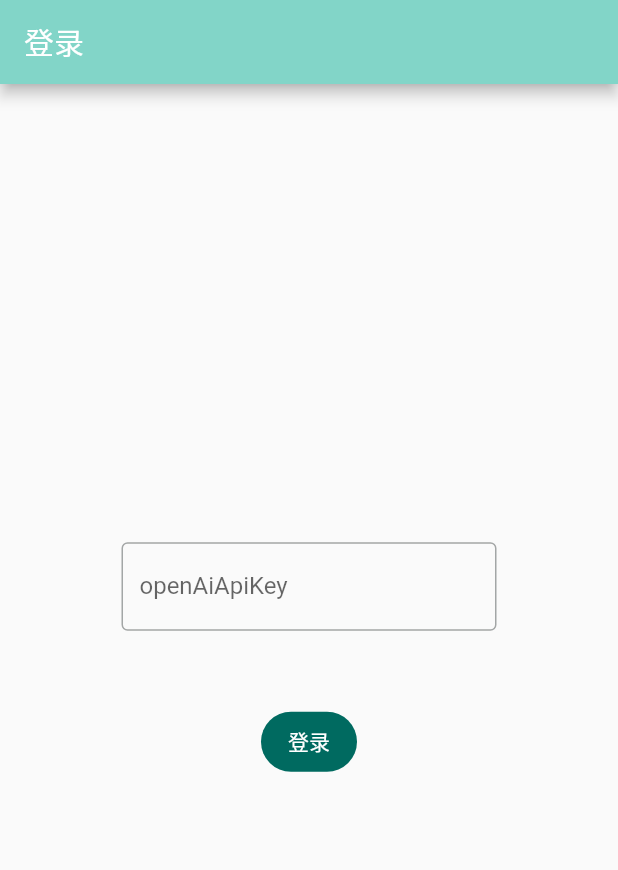
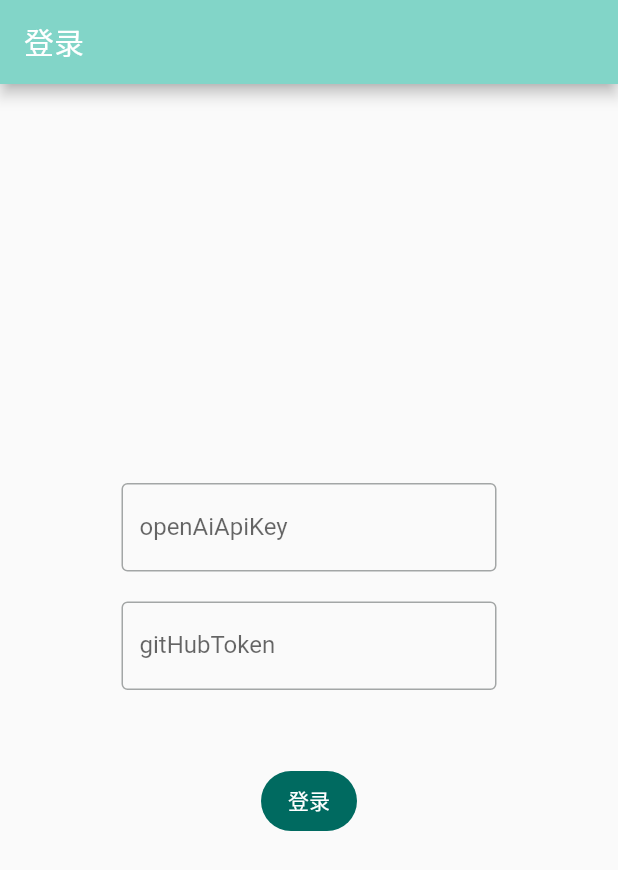
Before and after one commit to yaolx/flutter-chatgpt, a Flutter app: the screen it shows after launch, on a phone screen of 412 x 824 dp. Shown: the top 870 px of the screen. Run offline on Flutter 3.47's test engine with Material 2 defaults, Android fonts, the phone set to English and light mode, and no system bars; our stand-ins replace dio, fluro, shared_preferences, webview_flutter; missing offline and left inert: dart_openai.

Commit message:
feat：接入外部应用

```diff
--- a/lib/constant/cache.dart
+++ b/lib/constant/cache.dart
@@ -1,5 +1,5 @@
 class CacheKey {
   static const String openAiApiKey = 'openai_api_key';
 
-  static const String openAiOrg = 'openai_org';
+  static const String githubToken = 'github_token';
 }
--- /dev/null
+++ b/lib/model/poetry.dart
@@ -0,0 +1,6 @@
+class PoetryModel {
+  String? title;
+  String? body;
+
+  PoetryModel({required this.title, required this.body});
+}
--- a/lib/pages/app.dart
+++ b/lib/pages/app.dart
@@ -22,6 +22,7 @@ class AppState extends State<ChatApp> {
   Widget build(BuildContext context) {
     final app = MaterialApp(
       title: 'yaolx-chatGPT',
+      debugShowCheckedModeBanner: false,
       theme: ThemeData(
         colorScheme: ColorScheme.fromSeed(
           seedColor: Colors.teal,
--- a/lib/pages/login.dart
+++ b/lib/pages/login.dart
@@ -12,6 +12,7 @@ class Login extends StatefulWidget {
 
 class _LoginState extends State<Login> {
   final TextEditingController _apiKeyController = TextEditingController();
+  final TextEditingController _gitHubTokenController = TextEditingController();
   late ChatApi chatApi;
 
   String _textError = '';
@@ -22,10 +23,10 @@ class _LoginState extends State<Login> {
     super.dispose();
   }
 
-  void _onLogin(key) {
-    debugPrint(key);
+  void _onLogin(key, token) {
     // 重置
     AppCache.setOpenAiApiKey(key);
+    AppCache.setGithubToken(token);
     try {
       chatApi = ChatApi(AppCache.openAiApiKey);
       Routes.navigateTo(context, Routes.chat);
@@ -63,6 +64,20 @@ class _LoginState extends State<Login> {
                 ),
               ),
             ),
+            const SizedBox(
+              height: 20,
+            ),
+            SizedBox(
+              width: 250,
+              child: TextField(
+                obscureText: true,
+                controller: _gitHubTokenController,
+                decoration: const InputDecoration(
+                  border: OutlineInputBorder(),
+                  labelText: 'gitHubToken',
+                ),
+              ),
+            ),
             SizedBox(
               width: 250,
               height: 50,
@@ -77,7 +92,7 @@ class _LoginState extends State<Login> {
             ),
             FilledButton(
               onPressed: () {
-                _onLogin(_apiKeyController.text);
+                _onLogin(_apiKeyController.text, _gitHubTokenController.text);
               },
               child: const Text('登录'),
             ),
--- a/lib/pages/message/message_chat.dart
+++ b/lib/pages/message/message_chat.dart
@@ -27,7 +27,7 @@ class MessageChat extends StatelessWidget {
                       onSubmitted: onSubmitted,
                       decoration: const InputDecoration(
                         hintText: 'Write your message here...',
-                        border: InputBorder.none,
+                        border: OutlineInputBorder(),
                       ),
                     )
                   : const Row(
--- a/lib/routes/index.dart
+++ b/lib/routes/index.dart
@@ -8,6 +8,8 @@ class Routes {
   static String root = "/";
   static String chat = "/chat";
   static String login = "/login";
+  static String poetry = "/poetry";
+  static String poetryWebview = "/poetry_webview";
 
   static void configureRoutes(FluroRouter router) {
     router.notFoundHandler = Handler(
@@ -18,6 +20,8 @@ class Routes {
     router.define(root, handler: loginRouteHandler);
     router.define(chat, handler: chatHandler);
     router.define(login, handler: loginRouteHandler);
+    router.define(poetry, handler: poetryRouteHandler);
+    router.define(poetryWebview, handler: poetryWebviewRouteHandler);
   }
 
   // 对参数进行encode，解决参数中有特殊字符，影响fluro路由匹配
--- a/lib/routes/route_handler.dart
+++ b/lib/routes/route_handler.dart
@@ -2,6 +2,8 @@ import 'package:flutter_chatgpt/pages/message/index.dart';
 import 'package:flutter_chatgpt/pages/login.dart';
 import 'package:fluro/fluro.dart';
 import 'package:flutter/material.dart';
+import 'package:flutter_chatgpt/pages/poetry/index.dart';
+import 'package:flutter_chatgpt/pages/poetry/webview.dart';
 
 // 首页
 var chatHandler = Handler(
@@ -14,3 +16,15 @@ var loginRouteHandler = Handler(
     handlerFunc: (BuildContext? context, Map<String, List<String>> params) {
   return const Login();
 });
+
+// 古诗页
+var poetryRouteHandler = Handler(
+    handlerFunc: (BuildContext? context, Map<String, List<String>> params) {
+  return const Poetry();
+});
+
+// 古诗页webview
+var poetryWebviewRouteHandler = Handler(
+    handlerFunc: (BuildContext? context, Map<String, List<String>> params) {
+  return const PoetryWebview();
+});
--- a/lib/utils/cahce.dart
+++ b/lib/utils/cahce.dart
@@ -45,15 +45,15 @@ class AppCache {
   static String? get openAiApiKey => _pre.getString(CacheKey.openAiApiKey);
 
   //  封装设置phone的方法
-  static Future<bool> setOpenAiOrg(String value) async {
-    return _pre.setString(CacheKey.openAiOrg, value);
+  static Future<bool> setGithubToken(String value) async {
+    return _pre.setString(CacheKey.githubToken, value);
   }
 
   //  封装清除phone的方法
-  static Future<bool> cleanOpenAiOrg() async {
-    return await _pre.setString(CacheKey.openAiOrg, '');
+  static Future<bool> cleanGithubToken() async {
+    return await _pre.setString(CacheKey.githubToken, '');
   }
 
   //  封装获取phone的方法
-  static String? get openAiOrg => _pre.getString(CacheKey.openAiOrg);
+  static String? get githubToken => _pre.getString(CacheKey.githubToken);
 }
--- a/pubspec.yaml
+++ b/pubspec.yaml
@@ -14,6 +14,11 @@ dependencies:
   fluro: ^2.0.5
   dart_openai: ^1.9.92
   shared_preferences: ^2.1.1
+  dio: ^5.1.2
+  webview_flutter: ^4.2.1
+  webview_flutter_android: ^3.7.1
+  webview_flutter_wkwebview: ^3.4.4
+  url_launcher: ^6.1.11
 
 dev_dependencies:
   flutter_test:
```
Also changed, not shown: lib/api/poetry.dart (added, +8 -0 lines), lib/pages/message/index.dart (+26 -1 lines), lib/pages/poetry/index.dart (added, +57 -0 lines), lib/pages/poetry/webview.dart (added, +28 -0 lines), lib/utils/request.dart (added, +82 -0 lines), pubspec.lock, 22 other files.
